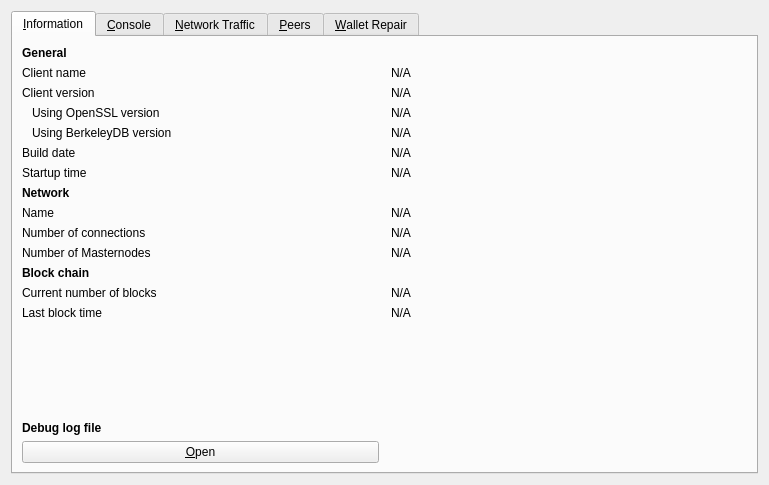
The window that src/qt/forms/rpcconsole.ui (decenomy/PNY) describes before a commit, drawn with Qt 5.
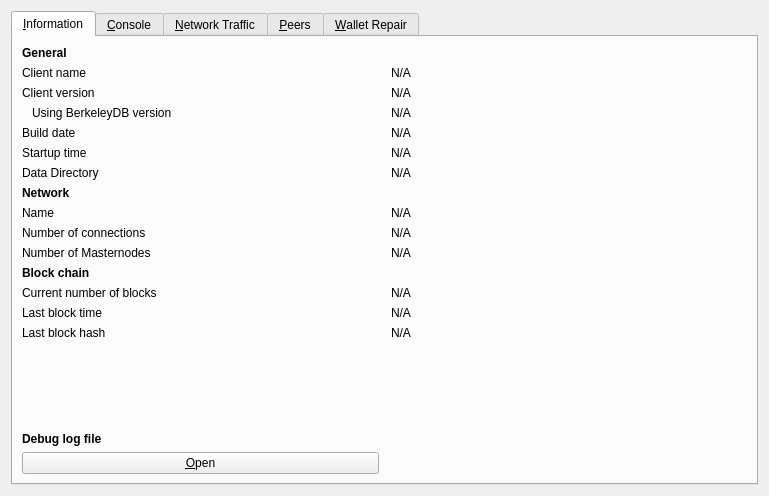
The same window after the commit. The open tabs and pages were chosen to show the change. Icons and pictures are not drawn. Custom widgets are drawn as their Qt base class.

What changed in the file:
```diff
--- a/src/qt/forms/rpcconsole.ui
+++ b/src/qt/forms/rpcconsole.ui
@@ -7,7 +7,7 @@
     <x>0</x>
     <y>0</y>
     <width>769</width>
-    <height>485</height>
+    <height>496</height>
    </rect>
   </property>
   <property name="windowTitle">
@@ -87,32 +87,6 @@
         </widget>
        </item>
        <item row="3" column="0">
-        <widget class="QLabel" name="openSSLVersionLabel">
-         <property name="text">
-          <string>Using OpenSSL version</string>
-         </property>
-         <property name="indent">
-          <number>10</number>
-         </property>
-        </widget>
-       </item>
-       <item row="3" column="1">
-        <widget class="QLabel" name="openSSLVersion">
-         <property name="cursor">
-          <cursorShape>IBeamCursor</cursorShape>
-         </property>
-         <property name="text">
-          <string>N/A</string>
-         </property>
-         <property name="textFormat">
-          <enum>Qt::PlainText</enum>
-         </property>
-         <property name="textInteractionFlags">
-          <set>Qt::LinksAccessibleByMouse|Qt::TextSelectableByKeyboard|Qt::TextSelectableByMouse</set>
-         </property>
-        </widget>
-       </item>
-       <item row="4" column="0">
         <widget class="QLabel" name="berkeleyDBVersionLabel">
          <property name="text">
           <string>Using BerkeleyDB version</string>
@@ -122,7 +96,7 @@
          </property>
         </widget>
        </item>
-       <item row="4" column="1">
+       <item row="3" column="1">
         <widget class="QLabel" name="berkeleyDBVersion">
          <property name="cursor">
           <cursorShape>IBeamCursor</cursorShape>
@@ -138,14 +112,14 @@
          </property>
         </widget>
        </item>
-       <item row="5" column="0">
+       <item row="4" column="0">
         <widget class="QLabel" name="buildDateLabel">
          <property name="text">
           <string>Build date</string>
          </property>
         </widget>
        </item>
-       <item row="5" column="1">
+       <item row="4" column="1">
         <widget class="QLabel" name="buildDate">
          <property name="cursor">
           <cursorShape>IBeamCursor</cursorShape>
@@ -161,14 +135,14 @@
          </property>
         </widget>
        </item>
-       <item row="6" column="0">
+       <item row="5" column="0">
         <widget class="QLabel" name="startupTimeLabel">
          <property name="text">
           <string>Startup time</string>
          </property>
         </widget>
        </item>
-       <item row="6" column="1">
+       <item row="5" column="1">
         <widget class="QLabel" name="startupTime">
          <property name="cursor">
           <cursorShape>IBeamCursor</cursorShape>
@@ -184,6 +158,20 @@
          </property>
         </widget>
        </item>
+       <item row="6" column="0">
+        <widget class="QLabel" name="dataDirLabel">
+         <property name="text">
+          <string>Data Directory</string>
+         </property>
+        </widget>
+       </item>
+       <item row="6" column="1">
+        <widget class="QLabel" name="dataDir">
+         <property name="text">
+          <string>N/A</string>
+         </property>
+        </widget>
+       </item>
        <item row="7" column="0">
         <widget class="QLabel" name="networkHeader">
          <property name="font">
@@ -326,6 +314,20 @@
         </widget>
        </item>
        <item row="14" column="0">
+        <widget class="QLabel" name="lastBlockHashLabel">
+         <property name="text">
+          <string>Last block hash</string>
+         </property>
+        </widget>
+       </item>
+       <item row="14" column="1">
+        <widget class="QLabel" name="lastBlockHash">
+         <property name="text">
+          <string>N/A</string>
+         </property>
+        </widget>
+       </item>
+       <item row="15" column="0">
         <spacer name="verticalSpacer_2">
          <property name="orientation">
           <enum>Qt::Vertical</enum>
@@ -338,7 +340,7 @@
          </property>
         </spacer>
        </item>
-       <item row="15" column="0">
+       <item row="16" column="0">
         <widget class="QLabel" name="debugLogFileHeader">
          <property name="font">
           <font>
@@ -351,7 +353,7 @@
          </property>
         </widget>
        </item>
-       <item row="16" column="0">
+       <item row="17" column="0">
         <widget class="QPushButton" name="openDebugLogfileButton">
          <property name="toolTip">
           <string>Open the PNY debug log file from the current data directory. This can take a few seconds for large log files.</string>
```
Left out of the diff: 36 changed lines with no effect on the pictures.
